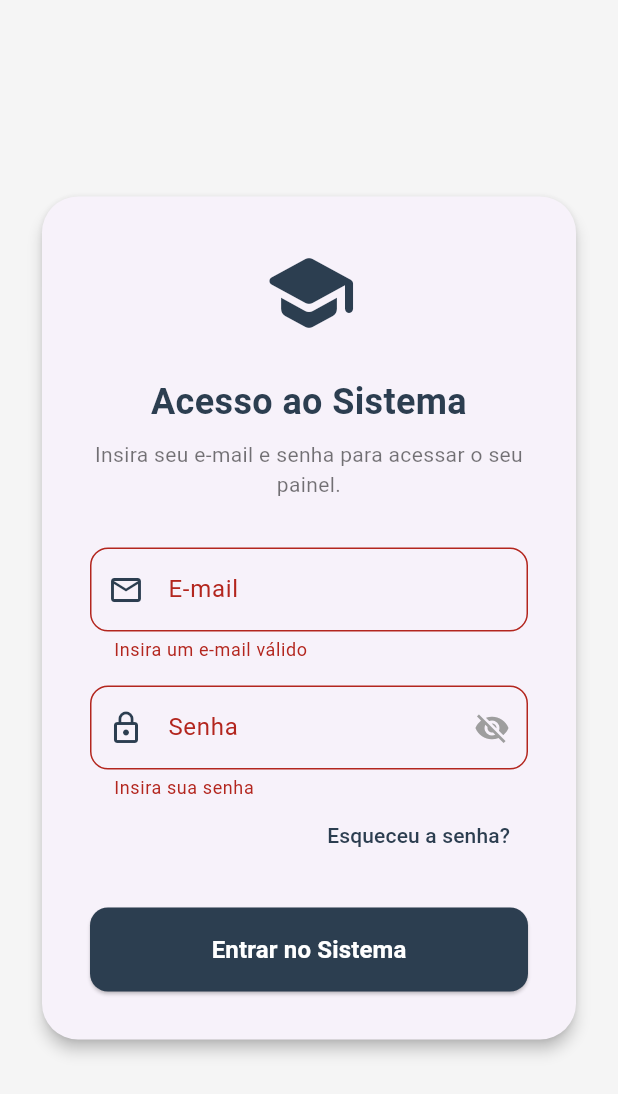
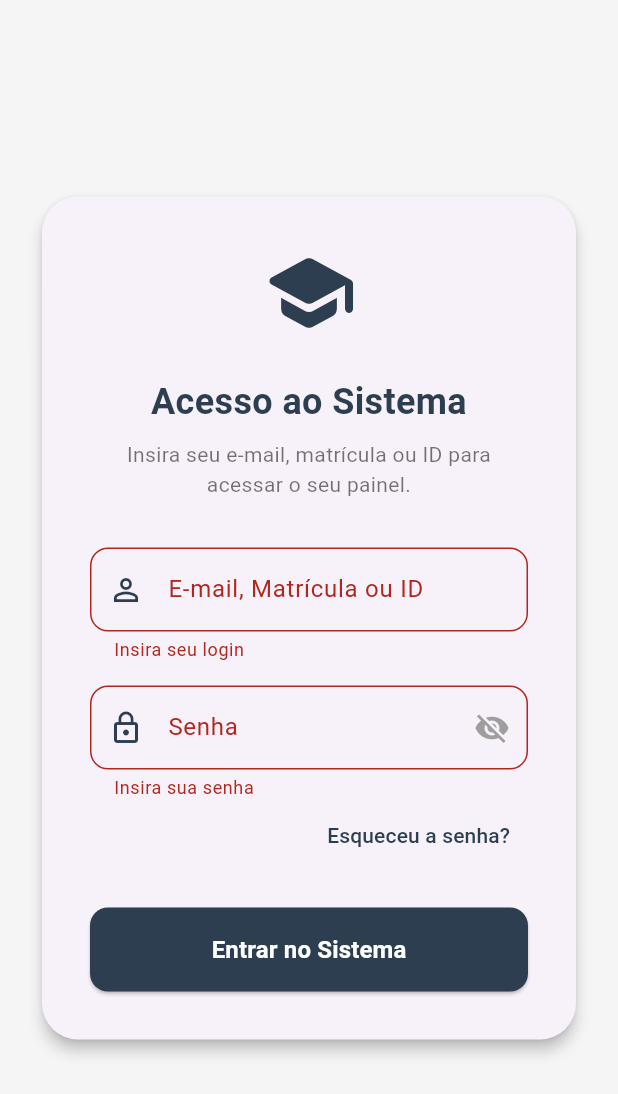
Before and after one commit to Nosreme07/domex_edu, a Flutter app: the LoginTela screen opened by its route, after a tap on "Entrar no Sistema", on a phone screen of 412 x 824 dp. Shown: the top 1094 px of the screen. Run offline on Flutter 3.47's test engine with Material 3 defaults, Android fonts, the phone set to English and light mode, and no system bars; our stand-ins replace cloud_firestore, file_picker, firebase_auth, firebase_core, firebase_storage, flutter_colorpicker and 8 more; accounts and stored records are empty.

Commit message:
tela de aluno e autenticação

```diff
--- a/lib/modulos/autenticacao/apresentacao/estado/auth_provider.dart
+++ b/lib/modulos/autenticacao/apresentacao/estado/auth_provider.dart
@@ -25,16 +25,12 @@ class UsuarioSessao {
 // 2. Controlador de Autenticação
 class AuthController extends AsyncNotifier<UsuarioSessao?> {
 
-  // ==========================================================
-  // AUTO-LOGIN: Roda automaticamente quando o App abre
-  // ==========================================================
   @override
   Future<UsuarioSessao?> build() async {
     final usuarioFirebase = FirebaseAuth.instance.currentUser;
 
     if (usuarioFirebase != null && usuarioFirebase.email != null) {
       try {
-        // Verifica se é o Master
         final List<String> emailsMaster = ['emerson.fernandesantos@gmail.com', 'suporte@jpsmicromaq.com.br'];
         if (emailsMaster.contains(usuarioFirebase.email)) {
           return UsuarioSessao(
@@ -45,11 +41,8 @@ class AuthController extends AsyncNotifier<UsuarioSessao?> {
             corPrimaria: Colors.deepPurple.shade900,
           );
         }
-
-        // Reconstrói a sessão buscando os dados no banco
         return await _buscarDadosNoFirestore(usuarioFirebase.email!);
       } catch (e) {
-        // Se der erro (ex: foi bloqueado ou excluído do banco), limpa o token do celular
         await FirebaseAuth.instance.signOut();
         return null;
       }
@@ -72,50 +65,44 @@ class AuthController extends AsyncNotifier<UsuarioSessao?> {
     }
   }
 
-  // ==========================================================
-  // FUNÇÃO REUTILIZÁVEL: Busca o perfil no banco
-  // ==========================================================
   Future<UsuarioSessao> _buscarDadosNoFirestore(String email) async {
-    // A) Verifica se é o Dono da Escola (Admin / Tenant)
-    final snapshotEscola = await FirebaseFirestore.instance
-        .collection('tenants')
-        .where('email', isEqualTo: email)
-        .get();
+    // A) Verifica se é o Admin da Escola
+    final snapshotEscola = await FirebaseFirestore.instance.collection('tenants').where('email', isEqualTo: email).get();
 
     if (snapshotEscola.docs.isNotEmpty) {
       final dadosEscola = snapshotEscola.docs.first.data();
-
       if (dadosEscola['status'] == 'Bloqueado') {
-        throw Exception('O acesso desta escola está bloqueado. Contate o suporte da Domex.');
+        throw Exception('O acesso desta escola está bloqueado. Contate o suporte.');
       }
-
       return UsuarioSessao(
         id: dadosEscola['id'] ?? snapshotEscola.docs.first.id,
-        nome: 'Administração',
-        email: email,
-        perfil: 'admin_escola',
+        nome: 'Administração', email: email, perfil: 'admin_escola',
         nomeEscola: dadosEscola['nomeEscola'] ?? dadosEscola['nome'],
         corPrimaria: _safelyParseColor(dadosEscola),
       );
     }
 
-    // B) Verifica se é um Usuário de Acesso (Professor, Secretaria, Aluno)
-    final snapshotUsuario = await FirebaseFirestore.instance
-        .collection('usuarios')
-        .where('email', isEqualTo: email)
-        .get();
+    // B) Verifica na coleção global de acessos
+    var snapshotUsuario = await FirebaseFirestore.instance.collection('usuarios').where('idLogin', isEqualTo: email).get();
+
+    if (snapshotUsuario.docs.isEmpty) {
+        snapshotUsuario = await FirebaseFirestore.instance.collection('usuarios').where('email', isEqualTo: email).get();
+    }
+
+    if (snapshotUsuario.docs.isEmpty && email.endsWith('@domex.com')) {
+       final idOriginal = email.replaceAll('@domex.com', '');
+       snapshotUsuario = await FirebaseFirestore.instance.collection('usuarios').where('idLogin', isEqualTo: idOriginal).get();
+    }
 
     if (snapshotUsuario.docs.isNotEmpty) {
       final dadosUsuario = snapshotUsuario.docs.first.data();
 
-      if (dadosUsuario['status'] == 'Bloqueado') {
+      if (dadosUsuario['status'] == 'Bloqueado' || dadosUsuario['status'] == 'Inativo') {
         throw Exception('Seu acesso está bloqueado. Procure a administração.');
       }
 
       String perfilAtribuido = dadosUsuario['perfil'] ?? 'aluno';
-      if (dadosUsuario['role'] == 'SUPER_ADMIN') {
-        perfilAtribuido = 'super_admin';
-      }
+      if (dadosUsuario['role'] == 'SUPER_ADMIN') perfilAtribuido = 'super_admin';
 
       final escolaId = dadosUsuario['escolaId'] ?? dadosUsuario['tenantId'];
       Color corDaEscola = const Color(0xFF2C3E50);
@@ -124,7 +111,14 @@ class AuthController extends AsyncNotifier<UsuarioSessao?> {
       if (perfilAtribuido == 'super_admin') {
         corDaEscola = Colors.deepPurple.shade900;
       } else if (escolaId != null) {
-         final docEscola = await FirebaseFirestore.instance.collection('tenants').doc(escolaId).get();
+         var docEscola = await FirebaseFirestore.instance.collection('tenants').doc(escolaId).get();
+
+         // Tenta buscar por ID alternativo caso a chave primária não bata
+         if (!docEscola.exists) {
+            final query = await FirebaseFirestore.instance.collection('tenants').where('id', isEqualTo: escolaId).get();
+            if (query.docs.isNotEmpty) docEscola = query.docs.first;
+         }
+
          if (docEscola.exists && docEscola.data() != null) {
            final dadosE = docEscola.data()!;
            nomeEscola = dadosE['nomeEscola'] ?? dadosE['nome'] ?? 'Escola';
@@ -132,58 +126,40 @@ class AuthController extends AsyncNotifier<UsuarioSessao?> {
          } else {
            throw Exception('Não foi possível localizar o cadastro da sua instituição de ensino.');
          }
+      } else {
+         throw Exception('O seu utilizador não está vinculado a nenhuma escola. Peça ao diretor para redefinir a sua senha.');
       }
 
       return UsuarioSessao(
         id: escolaId ?? dadosUsuario['uid'] ?? snapshotUsuario.docs.first.id,
-        nome: dadosUsuario['nome'] ?? 'Usuário',
-        email: email,
-        perfil: perfilAtribuido,
-        nomeEscola: nomeEscola,
-        corPrimaria: corDaEscola,
+        nome: dadosUsuario['nome'] ?? 'Usuário', email: email, perfil: perfilAtribuido.toLowerCase(),
+        nomeEscola: nomeEscola, corPrimaria: corDaEscola,
       );
     }
 
     throw Exception('Sua conta foi autenticada, mas seu perfil não foi encontrado no sistema.');
   }
 
-  // ==========================================================
-  // LOGIN MANUAL (Digitando e-mail e senha)
-  // ==========================================================
   Future<void> fazerLogin(String email, String senha) async {
     state = const AsyncLoading();
-
     state = await AsyncValue.guard(() async {
-
-      // 1. Acesso Master (Backdoor)
       final List<String> emailsMaster = ['emerson.fernandesantos@gmail.com', 'suporte@jpsmicromaq.com.br'];
       if (emailsMaster.contains(email) && senha == '123456') {
         return UsuarioSessao(
-          id: 'MASTER-01',
-          nome: 'Emerson Fernandes',
-          email: email,
-          perfil: 'super_admin',
-          corPrimaria: Colors.deepPurple.shade900,
+          id: 'MASTER-01', nome: 'Emerson Fernandes', email: email, perfil: 'super_admin', corPrimaria: Colors.deepPurple.shade900,
         );
       }
-
-      // 2. Autentica no Firebase Auth
       try {
-        await FirebaseAuth.instance.signInWithEmailAndPassword(
-          email: email,
-          password: senha,
-        );
+        await FirebaseAuth.instance.signInWithEmailAndPassword(email: email, password: senha);
       } on FirebaseAuthException catch (e) {
         if (e.code == 'user-not-found' || e.code == 'invalid-credential') {
-           throw Exception('E-mail não encontrado ou credenciais inválidas.');
+           throw Exception('[ERRO] Login não encontrado ou senha inválida.');
         } else if (e.code == 'wrong-password') {
-           throw Exception('Senha incorreta.');
+           throw Exception('[ERRO] Senha incorreta.');
         } else {
-           throw Exception('Erro de autenticação: ${e.message}');
+           throw Exception('[ERRO] ${e.message}');
         }
       }
-
-      // 3. Busca no banco e monta a sessão usando a função reutilizável
       try {
         return await _buscarDadosNoFirestore(email);
       } catch (e) {
@@ -193,16 +169,12 @@ class AuthController extends AsyncNotifier<UsuarioSessao?> {
     });
   }
 
-  // ==========================================================
-  // LOGOUT
-  // ==========================================================
   Future<void> fazerLogout() async {
-    await FirebaseAuth.instance.signOut(); // Desloga do Firebase Auth e remove a sessão do celular
-    state = const AsyncData(null); // Avisa o app que não tem mais ninguém logado
+    await FirebaseAuth.instance.signOut();
+    state = const AsyncData(null);
   }
 }
 
-// 3. Provedor Global
 final authProvider = AsyncNotifierProvider<AuthController, UsuarioSessao?>(() {
   return AuthController();
 });
--- a/lib/modulos/autenticacao/apresentacao/telas/login_tela.dart
+++ b/lib/modulos/autenticacao/apresentacao/telas/login_tela.dart
@@ -26,19 +26,32 @@ class _LoginTelaState extends ConsumerState<LoginTela> {
 
   void _executarLogin() {
     if (_formKey.currentState!.validate()) {
-      // Login limpo e direto usando o e-mail real do usuário
-      ref.read(authProvider.notifier).fazerLogin(
-            _emailController.text.trim().toLowerCase(),
-            _senhaController.text,
-          );
+      String login = _emailController.text.trim().toLowerCase();
+
+      // MÁGICA DE INJEÇÃO: Se não tiver @, forçamos o @domex.com
+      if (!login.contains('@')) {
+        login = '$login@domex.com';
+      }
+
+      // CARIMBO DE DEBUG VISUAL:
+      ScaffoldMessenger.of(context).showSnackBar(
+        SnackBar(
+          content: Text('🔎 [DEBUG] Enviando para o Firebase: $login', style: const TextStyle(fontWeight: FontWeight.bold)),
+          backgroundColor: Colors.amber.shade800,
+          duration: const Duration(seconds: 4),
+        ),
+      );
+
+      ref.read(authProvider.notifier).fazerLogin(login, _senhaController.text);
     }
   }
 
-  // ==========================================================================
-  // LÓGICA DE RECUPERAÇÃO DE SENHA VIA E-MAIL REAL
-  // ==========================================================================
   void _abrirModalRecuperacaoSenha(Color corDominante) {
     final emailRecuperacaoController = TextEditingController(text: _emailController.text.trim().toLowerCase());
+    if (!emailRecuperacaoController.text.contains('@')) {
+      emailRecuperacaoController.clear();
+    }
+
     final formKeyModal = GlobalKey<FormState>();
     bool enviando = false;
 
@@ -64,7 +77,7 @@ class _LoginTelaState extends ConsumerState<LoginTela> {
                     mainAxisSize: MainAxisSize.min,
                     children: [
                       const Text(
-                        'Digite o e-mail cadastrado na sua conta. Enviaremos um link seguro para você redefinir sua senha.',
+                        'Digite o e-mail cadastrado na sua conta.\n(Atenção: Não é possível recuperar senha utilizando apenas matrícula ou ID)',
                         style: TextStyle(color: Colors.black54),
                       ),
                       const SizedBox(height: 24),
@@ -75,10 +88,6 @@ class _LoginTelaState extends ConsumerState<LoginTela> {
                           labelText: 'E-mail cadastrado',
                           prefixIcon: Icon(Icons.email_outlined, color: corDominante),
                           border: OutlineInputBorder(borderRadius: BorderRadius.circular(12)),
-                          focusedBorder: OutlineInputBorder(
-                            borderRadius: BorderRadius.circular(12),
-                            borderSide: BorderSide(color: corDominante, width: 2),
-                          ),
                         ),
                         validator: (v) => v!.isEmpty || !v.contains('@') ? 'Insira um e-mail válido' : null,
                       ),
@@ -88,47 +97,26 @@ class _LoginTelaState extends ConsumerState<LoginTela> {
               ),
               actionsPadding: const EdgeInsets.symmetric(horizontal: 24, vertical: 16),
               actions: [
-                TextButton(
-                  onPressed: enviando ? null : () => Navigator.pop(ctx),
-                  child: const Text('Cancelar', style: TextStyle(color: Colors.grey)),
-                ),
+                TextButton(onPressed: enviando ? null : () => Navigator.pop(ctx), child: const Text('Cancelar', style: TextStyle(color: Colors.grey))),
                 ElevatedButton(
-                  style: ElevatedButton.styleFrom(
-                    backgroundColor: corDominante,
-                    foregroundColor: Colors.white,
-                    shape: RoundedRectangleBorder(borderRadius: BorderRadius.circular(8)),
-                    padding: const EdgeInsets.symmetric(horizontal: 24, vertical: 12),
-                  ),
+                  style: ElevatedButton.styleFrom(backgroundColor: corDominante, foregroundColor: Colors.white, padding: const EdgeInsets.symmetric(horizontal: 24, vertical: 12)),
                   onPressed: enviando ? null : () async {
                     if (formKeyModal.currentState!.validate()) {
                       setStateModal(() => enviando = true);
                       try {
                         await FirebaseAuth.instance.sendPasswordResetEmail(email: emailRecuperacaoController.text.trim().toLowerCase());
-
                         if (!ctx.mounted) return;
                         Navigator.pop(ctx);
-
-                        ScaffoldMessenger.of(context).showSnackBar(
-                          const SnackBar(content: Text('E-mail de recuperação enviado! Verifique sua caixa de entrada e spam.'), backgroundColor: Colors.green),
-                        );
+                        ScaffoldMessenger.of(context).showSnackBar(const SnackBar(content: Text('E-mail enviado!'), backgroundColor: Colors.green));
                       } catch (e) {
                         setStateModal(() => enviando = false);
-
                         if (ctx.mounted) {
-                          ScaffoldMessenger.of(context).showSnackBar(
-                            SnackBar(
-                              content: Text('ERRO: E-mail não encontrado ou problema de rede. ($e)'),
-                              backgroundColor: Colors.red,
-                              duration: const Duration(seconds: 8),
-                            )
-                          );
+                          ScaffoldMessenger.of(context).showSnackBar(SnackBar(content: Text('ERRO Firebase: ${e.toString()}'), backgroundColor: Colors.red));
                         }
                       }
                     }
                   },
-                  child: enviando
-                      ? const SizedBox(width: 20, height: 20, child: CircularProgressIndicator(color: Colors.white, strokeWidth: 2))
-                      : const Text('Enviar Link'),
+                  child: enviando ? const SizedBox(width: 20, height: 20, child: CircularProgressIndicator(color: Colors.white, strokeWidth: 2)) : const Text('Enviar Link'),
                 ),
               ],
             );
@@ -145,19 +133,15 @@ class _LoginTelaState extends ConsumerState<LoginTela> {
         error: (error, stackTrace) {
           final msgErro = error.toString().replaceAll('Exception: ', '');
           ScaffoldMessenger.of(context).showSnackBar(
-            SnackBar(content: Text(msgErro), backgroundColor: Colors.red),
+            SnackBar(content: Text('❌ $msgErro', style: const TextStyle(fontWeight: FontWeight.bold)), backgroundColor: Colors.red, duration: const Duration(seconds: 5)),
           );
         },
         data: (usuario) {
           if (usuario != null) {
-            // ROTEAMENTO INTELIGENTE (Já funciona perfeitamente!)
-            if (usuario.perfil == 'super_admin') {
-              context.go('/super-admin');
-            } else if (usuario.perfil == 'admin_escola') {
-              context.go('/admin');
-            } else if (usuario.perfil == 'professor') {
-              context.go('/professor');
-            }
+            if (usuario.perfil == 'super_admin') context.go('/super-admin');
+            else if (usuario.perfil == 'admin_escola') context.go('/admin');
+            else if (usuario.perfil == 'professor') context.go('/professor');
+            else if (usuario.perfil.toUpperCase() == 'ALUNO') context.go('/aluno'); // Redireciona o aluno!
           }
         },
       );
@@ -165,12 +149,10 @@ class _LoginTelaState extends ConsumerState<LoginTela> {
 
     final authState = ref.watch(authProvider);
     final isLoading = authState.isLoading;
-
     const corDominante = Color(0xFF2C3E50);
-    final corFundo = Colors.grey.shade100;
 
     return Scaffold(
-      backgroundColor: corFundo,
+      backgroundColor: Colors.grey.shade100,
       body: Center(
         child: SingleChildScrollView(
           padding: const EdgeInsets.all(24.0),
@@ -189,37 +171,23 @@ class _LoginTelaState extends ConsumerState<LoginTela> {
                     children: [
                       const Icon(Icons.school_rounded, size: 64, color: corDominante),
                       const SizedBox(height: 24),
-                      const Text(
-                        'Acesso ao Sistema',
-                        textAlign: TextAlign.center,
-                        style: TextStyle(fontSize: 24, fontWeight: FontWeight.bold, color: corDominante),
-                      ),
+                      const Text('Acesso ao Sistema', textAlign: TextAlign.center, style: TextStyle(fontSize: 24, fontWeight: FontWeight.bold, color: corDominante)),
                       const SizedBox(height: 8),
-                      const Text(
-                        'Insira seu e-mail e senha para acessar o seu painel.',
-                        textAlign: TextAlign.center,
-                        style: TextStyle(color: Colors.black54),
-                      ),
+                      const Text('Insira seu e-mail, matrícula ou ID para acessar o seu painel.', textAlign: TextAlign.center, style: TextStyle(color: Colors.black54)),
                       const SizedBox(height: 32),
 
-                      // Campo de E-mail Limpo
                       TextFormField(
                         controller: _emailController,
-                        keyboardType: TextInputType.emailAddress,
                         decoration: InputDecoration(
-                          labelText: 'E-mail',
-                          prefixIcon: const Icon(Icons.email_outlined, color: corDominante),
+                          labelText: 'E-mail, Matrícula ou ID',
+                          prefixIcon: const Icon(Icons.person_outline, color: corDominante),
                           border: OutlineInputBorder(borderRadius: BorderRadius.circular(12)),
-                          focusedBorder: OutlineInputBorder(
-                            borderRadius: BorderRadius.circular(12),
-                            borderSide: const BorderSide(color: corDominante, width: 2),
-                          ),
                         ),
-                        validator: (v) => v!.isEmpty || !v.contains('@') ? 'Insira um e-mail válido' : null,
+                        // Removido a exigência do @ para permitir matrícula!
+                        validator: (v) => v!.isEmpty ? 'Insira seu login' : null,
                       ),
                       const SizedBox(height: 16),
 
-                      // Campo de Senha
                       TextFormField(
                         controller: _senhaController,
                         obscureText: _ocultarSenha,
@@ -231,10 +199,6 @@ class _LoginTelaState extends ConsumerState<LoginTela> {
                             onPressed: () => setState(() => _ocultarSenha = !_ocultarSenha),
                           ),
                           border: OutlineInputBorder(borderRadius: BorderRadius.circular(12)),
-                          focusedBorder: OutlineInputBorder(
-                            borderRadius: BorderRadius.circular(12),
-                            borderSide: const BorderSide(color: corDominante, width: 2),
-                          ),
                         ),
                         validator: (v) => v!.isEmpty ? 'Insira sua senha' : null,
                         onFieldSubmitted: (_) => _executarLogin(),
@@ -253,10 +217,7 @@ class _LoginTelaState extends ConsumerState<LoginTela> {
                       SizedBox(
                         height: 56,
                         child: ElevatedButton(
-                          style: ElevatedButton.styleFrom(
-                            backgroundColor: corDominante,
-                            shape: RoundedRectangleBorder(borderRadius: BorderRadius.circular(12)),
-                          ),
+                          style: ElevatedButton.styleFrom(backgroundColor: corDominante, shape: RoundedRectangleBorder(borderRadius: BorderRadius.circular(12))),
                           onPressed: isLoading ? null : _executarLogin,
                           child: isLoading
                               ? const SizedBox(height: 24, width: 24, child: CircularProgressIndicator(color: Colors.white, strokeWidth: 2))
```
Also changed, not shown: lib/modulos/admin/apresentacao/estado/usuario_escola_provider.dart (+57 -8 lines), lib/modulos/admin/apresentacao/telas/admin_usuarios_form_tela.dart (+18 -51 lines).
